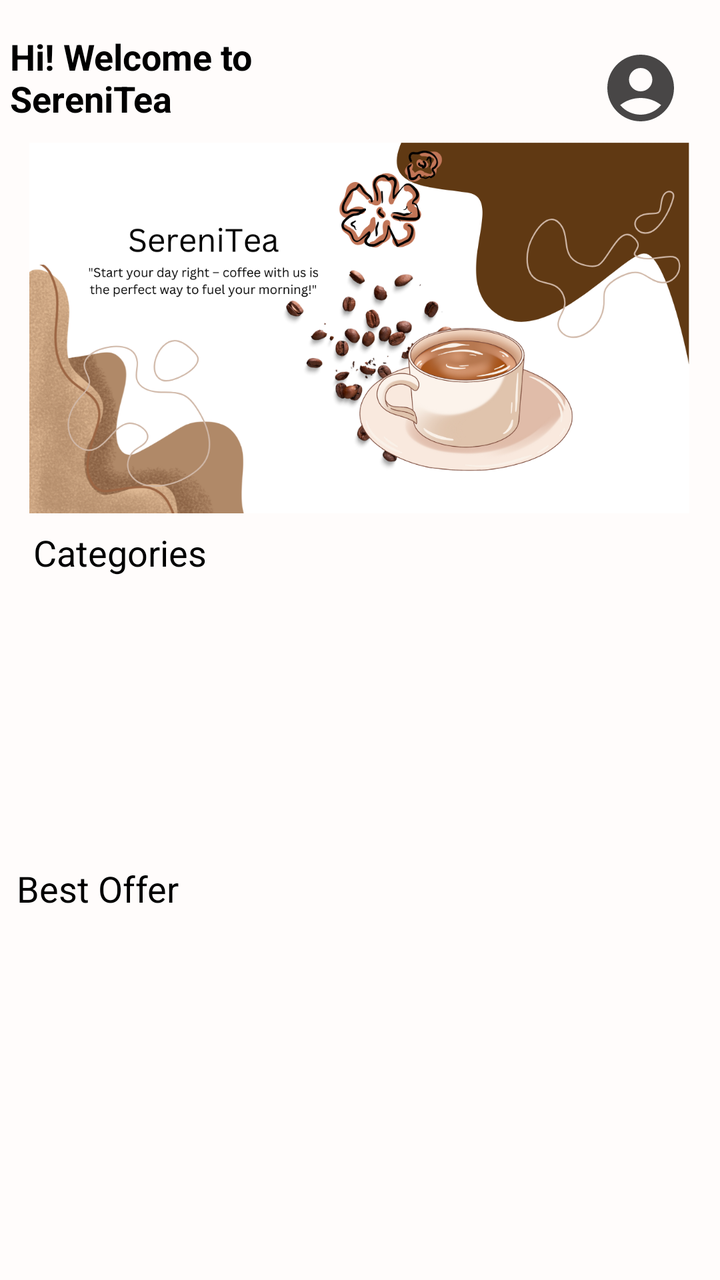
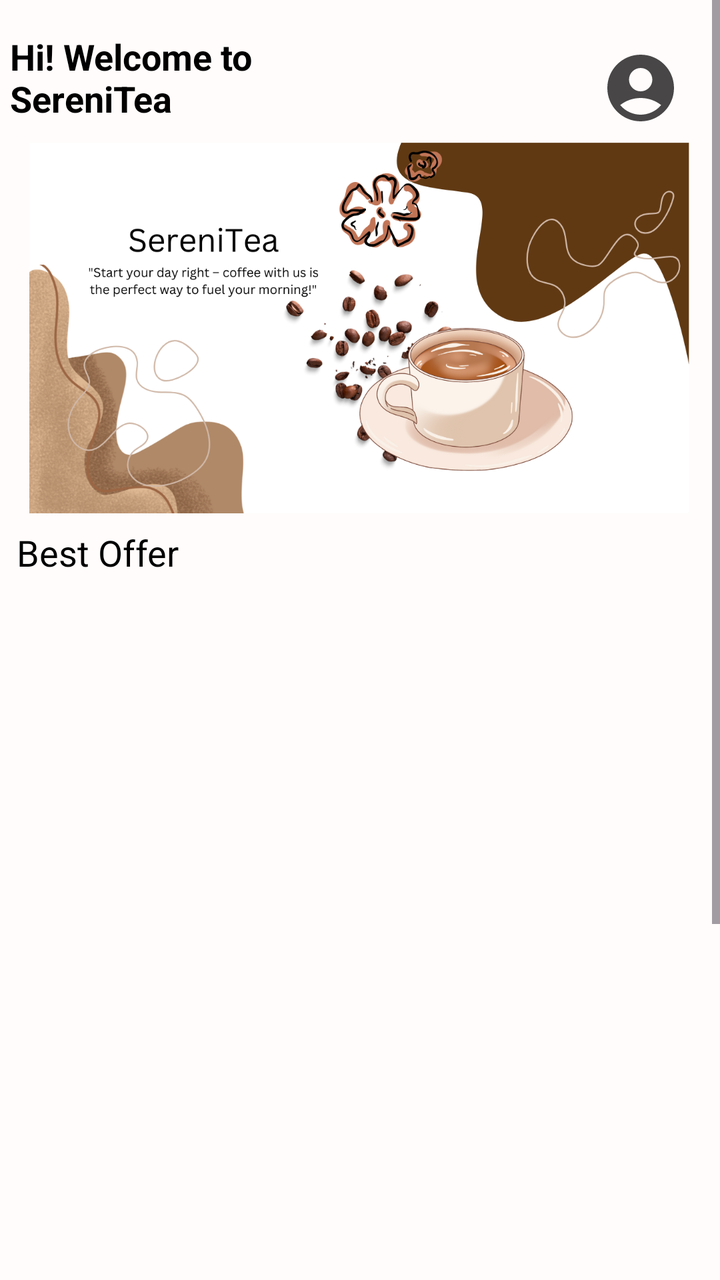

Before-and-after screenshots of an Android layout around one commit, followed by the original layout XML and the change that was made.
<!-- AndroidManifest.xml: application theme Theme.Serenitea -->
<!-- res/layout/activity_home.xml -->
<?xml version="1.0" encoding="utf-8"?>
<androidx.constraintlayout.widget.ConstraintLayout
    xmlns:android="http://schemas.android.com/apk/res/android"
    xmlns:app="http://schemas.android.com/apk/res-auto"
    xmlns:tools="http://schemas.android.com/tools"
    android:id="@+id/main"
    android:layout_width="match_parent"
    android:layout_height="match_parent"
    tools:context=".ui.HomeActivity"
    android:background="@color/simplebackgroundcolor2">

    <ImageView
        android:id="@+id/imageView58"
        android:layout_width="330dp"
        android:layout_height="200dp"
        android:layout_marginTop="64dp"
        app:layout_constraintEnd_toEndOf="parent"
        app:layout_constraintHorizontal_bias="0.493"
        app:layout_constraintStart_toStartOf="parent"
        app:layout_constraintTop_toTopOf="parent"
        app:srcCompat="@drawable/serenitea" />

    <TextView
        android:id="@+id/textView12"
        android:layout_width="180dp"
        android:layout_height="50dp"
        android:layout_marginTop="16dp"
        android:layout_marginRight="160dp"
        android:text="Hi! Welcome to SereniTea"
        android:textColor="@color/black"
        android:textSize="18sp"
        android:textStyle="bold"
        app:layout_constraintEnd_toEndOf="parent"
        app:layout_constraintHorizontal_bias="0.246"
        app:layout_constraintStart_toStartOf="parent"
        app:layout_constraintTop_toTopOf="parent" />

    <TextView
        android:id="@+id/useraccount"
        android:layout_width="40dp"
        android:layout_height="40dp"
        android:layout_marginTop="24dp"

        android:background="@drawable/baseline_account_circle_24"
        app:layout_constraintEnd_toEndOf="parent"
        app:layout_constraintHorizontal_bias="0.855"
        app:layout_constraintStart_toEndOf="@+id/textView12"
        app:layout_constraintTop_toTopOf="parent" />

    <TextView
        android:id="@+id/textView81"
        android:layout_width="150dp"
        android:layout_height="30dp"
        android:text="Categories"
        android:textColor="@color/black"
        android:textSize="18sp"
        app:layout_constraintBottom_toBottomOf="parent"
        app:layout_constraintEnd_toEndOf="parent"
        app:layout_constraintHorizontal_bias="0.08"
        app:layout_constraintStart_toStartOf="parent"
        app:layout_constraintTop_toBottomOf="@+id/imageView58"
        app:layout_constraintVertical_bias="0.0" />

    <TextView
        android:id="@+id/textView37"
        android:layout_width="150dp"
        android:layout_height="30dp"
        android:layout_marginTop="12dp"
        android:layout_marginRight="190dp"
        android:text="Best Offer"
        android:textColor="@color/black"
        android:textSize="18sp"
        app:layout_constraintEnd_toEndOf="parent"
        app:layout_constraintHorizontal_bias="0.415"
        app:layout_constraintStart_toStartOf="parent"
        app:layout_constraintTop_toBottomOf="@+id/recyclerView_category" />

    <Button
        android:id="@+id/cafemocha"
        android:layout_width="480dp"
        android:layout_height="70dp"
        android:layout_marginBottom="-5dp"
        android:backgroundTint="@color/brown"
        app:layout_constraintBottom_toBottomOf="@+id/mycart"
        app:layout_constraintEnd_toEndOf="parent"
        app:layout_constraintHorizontal_bias="0.51"
        app:layout_constraintStart_toStartOf="parent"
        app:layout_constraintTop_toTopOf="@+id/mycart"
        app:layout_constraintVertical_bias="0.666"
        tools:ignore="SpeakableTextPresentCheck"
        android:clickable="false"/>

    <ImageView
        android:id="@+id/imageView11"
        android:layout_width="50dp"
        android:layout_height="50dp"
        android:layout_marginTop="832dp"
        android:layout_marginRight="290dp"
        app:layout_constraintEnd_toEndOf="parent"
        app:layout_constraintHorizontal_bias="0.135"
        app:layout_constraintStart_toStartOf="parent"
        app:layout_constraintTop_toTopOf="parent"
        app:srcCompat="@drawable/house_icon_png_white_32" />

    <ImageView
        android:id="@+id/mycart"
        android:layout_width="50dp"
        android:layout_height="50dp"
        android:layout_marginTop="832dp"
        app:layout_constraintEnd_toStartOf="@+id/pay"
        app:layout_constraintHorizontal_bias="0.48"
        app:layout_constraintStart_toEndOf="@+id/imageView11"
        app:layout_constraintTop_toTopOf="parent"
        app:srcCompat="@drawable/free_shopping_cart_icon_1985_thumb" />

    <ImageView
        android:id="@+id/pay"
        android:layout_width="50dp"
        android:layout_height="50dp"
        android:layout_marginLeft="90dp"
        android:layout_marginTop="832dp"
        app:layout_constraintEnd_toEndOf="parent"
        app:layout_constraintHorizontal_bias="0.85"
        app:layout_constraintStart_toStartOf="parent"
        app:layout_constraintTop_toTopOf="parent"
        app:srcCompat="@drawable/_55718" />

    <androidx.recyclerview.widget.RecyclerView
        android:id="@+id/recyclerView_category"
        android:layout_width="372dp"
        android:layout_height="118dp"
        android:layout_marginTop="8dp"
        app:layout_constraintEnd_toEndOf="parent"
        app:layout_constraintHorizontal_bias="0.41"
        app:layout_constraintStart_toStartOf="parent"
        app:layout_constraintTop_toBottomOf="@+id/textView81" />

    <androidx.recyclerview.widget.RecyclerView
        android:id="@+id/recyclerView_bestOffer"
        android:layout_width="370dp"
        android:layout_height="369dp"
        android:layout_marginTop="4dp"
        app:layout_constraintEnd_toEndOf="parent"
        app:layout_constraintHorizontal_bias="0.39"
        app:layout_constraintStart_toStartOf="parent"
        app:layout_constraintTop_toBottomOf="@+id/textView37" />

</androidx.constraintlayout.widget.ConstraintLayout>
<!-- resources referenced by this layout -->
<resources>
  <color name="black">#000000</color>
  <color name="brown">#91675B</color>
  <color name="simplebackgroundcolor2">#FFFCFB</color>
  <!-- drawable _55718: png bitmap (drawable, 13810 bytes) -->
  <!-- drawable baseline_account_circle_24 (drawable) -->
  <vector xmlns:android="http://schemas.android.com/apk/res/android" android:height="24dp" android:tint="#484646" android:viewportHeight="24" android:viewportWidth="24" android:width="24dp">
        
      <path android:fillColor="@android:color/white" android:pathData="M12,2C6.48,2 2,6.48 2,12s4.48,10 10,10s10,-4.48 10,-10S17.52,2 12,2zM12,6c1.93,0 3.5,1.57 3.5,3.5S13.93,13 12,13s-3.5,-1.57 -3.5,-3.5S10.07,6 12,6zM12,20c-2.03,0 -4.43,-0.82 -6.14,-2.88C7.55,15.8 9.68,15 12,15s4.45,0.8 6.14,2.12C16.43,19.18 14.03,20 12,20z"/>
      
  </vector>
  <!-- drawable free_shopping_cart_icon_1985_thumb: png bitmap (drawable, 17702 bytes) -->
  <!-- drawable house_icon_png_white_32: png bitmap (drawable, 10564 bytes) -->
  <!-- drawable serenitea: png bitmap (drawable, 374307 bytes) -->
  <style name="Theme.Serenitea" parent="Base.Theme.Serenitea" />
  <style name="Base.Theme.Serenitea" parent="Theme.Material3.DayNight.NoActionBar">
          
          
      </style>
</resources>

<!-- the commit's change to res/layout/activity_home.xml (unified diff, before → after) -->
@@ -9,140 +9,130 @@
     tools:context=".ui.HomeActivity"
     android:background="@color/simplebackgroundcolor2">
 
-    <ImageView
-        android:id="@+id/imageView58"
-        android:layout_width="330dp"
-        android:layout_height="200dp"
-        android:layout_marginTop="64dp"
+    <ScrollView
+        android:layout_width="match_parent"
+        android:layout_height="match_parent"
+        app:layout_constraintTop_toTopOf="parent"
+        app:layout_constraintBottom_toBottomOf="parent"
+        app:layout_constraintStart_toStartOf="parent"
         app:layout_constraintEnd_toEndOf="parent"
-        app:layout_constraintHorizontal_bias="0.493"
-        app:layout_constraintStart_toStartOf="parent"
-        app:layout_constraintTop_toTopOf="parent"
-        app:srcCompat="@drawable/serenitea" />
+        >
 
-    <TextView
-        android:id="@+id/textView12"
-        android:layout_width="180dp"
-        android:layout_height="50dp"
-        android:layout_marginTop="16dp"
-        android:layout_marginRight="160dp"
-        android:text="Hi! Welcome to SereniTea"
-        android:textColor="@color/black"
-        android:textSize="18sp"
-        android:textStyle="bold"
-        app:layout_constraintEnd_toEndOf="parent"
-        app:layout_constraintHorizontal_bias="0.246"
-        app:layout_constraintStart_toStartOf="parent"
-        app:layout_constraintTop_toTopOf="parent" />
+        <androidx.constraintlayout.widget.ConstraintLayout
+            android:layout_width="match_parent"
+            android:layout_height="wrap_content">
+            <ImageView
+                android:id="@+id/imageView58"
+                android:layout_width="330dp"
+                android:layout_height="200dp"
+                android:layout_marginTop="64dp"
+                app:layout_constraintEnd_toEndOf="parent"
+                app:layout_constraintHorizontal_bias="0.493"
+                app:layout_constraintStart_toStartOf="parent"
+                app:layout_constraintTop_toTopOf="parent"
+                app:srcCompat="@drawable/serenitea" />
 
-    <TextView
-        android:id="@+id/useraccount"
-        android:layout_width="40dp"
-        android:layout_height="40dp"
-        android:layout_marginTop="24dp"
+            <TextView
+                android:id="@+id/textView12"
+                android:layout_width="180dp"
+                android:layout_height="50dp"
+                android:layout_marginTop="16dp"
+                android:layout_marginRight="160dp"
+                android:text="Hi! Welcome to SereniTea"
+                android:textColor="@color/black"
+                android:textSize="18sp"
+                android:textStyle="bold"
+                app:layout_constraintEnd_toEndOf="parent"
+                app:layout_constraintHorizontal_bias="0.246"
+                app:layout_constraintStart_toStartOf="parent"
+                app:layout_constraintTop_toTopOf="parent" />
 
-        android:background="@drawable/baseline_account_circle_24"
-        app:layout_constraintEnd_toEndOf="parent"
-        app:layout_constraintHorizontal_bias="0.855"
-        app:layout_constraintStart_toEndOf="@+id/textView12"
-        app:layout_constraintTop_toTopOf="parent" />
+            <TextView
+                android:id="@+id/useraccount"
+                android:layout_width="40dp"
+                android:layout_height="40dp"
+                android:layout_marginTop="24dp"
 
-    <TextView
-        android:id="@+id/textView81"
-        android:layout_width="150dp"
-        android:layout_height="30dp"
-        android:text="Categories"
-        android:textColor="@color/black"
-        android:textSize="18sp"
-        app:layout_constraintBottom_toBottomOf="parent"
-        app:layout_constraintEnd_toEndOf="parent"
-        app:layout_constraintHorizontal_bias="0.08"
-        app:layout_constraintStart_toStartOf="parent"
-        app:layout_constraintTop_toBottomOf="@+id/imageView58"
-        app:layout_constraintVertical_bias="0.0" />
+                android:background="@drawable/baseline_account_circle_24"
+                app:layout_constraintEnd_toEndOf="parent"
+                app:layout_constraintHorizontal_bias="0.855"
+                app:layout_constraintStart_toEndOf="@+id/textView12"
+                app:layout_constraintTop_toTopOf="parent" />
 
-    <TextView
-        android:id="@+id/textView37"
-        android:layout_width="150dp"
-        android:layout_height="30dp"
-        android:layout_marginTop="12dp"
-        android:layout_marginRight="190dp"
-        android:text="Best Offer"
-        android:textColor="@color/black"
-        android:textSize="18sp"
-        app:layout_constraintEnd_toEndOf="parent"
-        app:layout_constraintHorizontal_bias="0.415"
-        app:layout_constraintStart_toStartOf="parent"
-        app:layout_constraintTop_toBottomOf="@+id/recyclerView_category" />
+            <TextView
+                android:id="@+id/textView37"
+                android:layout_width="150dp"
+                android:layout_height="30dp"
+                android:layout_marginRight="190dp"
+                android:text="Best Offer"
+                android:textColor="@color/black"
+                android:textSize="18sp"
+                app:layout_constraintEnd_toEndOf="parent"
+                app:layout_constraintHorizontal_bias="0.415"
+                app:layout_constraintStart_toStartOf="parent"
+                app:layout_constraintTop_toBottomOf="@+id/imageView58" />
 
-    <Button
-        android:id="@+id/cafemocha"
-        android:layout_width="480dp"
-        android:layout_height="70dp"
-        android:layout_marginBottom="-5dp"
-        android:backgroundTint="@color/brown"
-        app:layout_constraintBottom_toBottomOf="@+id/mycart"
-        app:layout_constraintEnd_toEndOf="parent"
-        app:layout_constraintHorizontal_bias="0.51"
-        app:layout_constraintStart_toStartOf="parent"
-        app:layout_constraintTop_toTopOf="@+id/mycart"
-        app:layout_constraintVertical_bias="0.666"
-        tools:ignore="SpeakableTextPresentCheck"
-        android:clickable="false"/>
+            <Button
+                android:id="@+id/cafemocha"
+                android:layout_width="480dp"
+                android:layout_height="70dp"
+                android:layout_marginBottom="-5dp"
+                android:backgroundTint="@color/brown"
+                android:clickable="false"
+                app:layout_constraintBottom_toBottomOf="@+id/mycart"
+                app:layout_constraintEnd_toEndOf="parent"
+                app:layout_constraintHorizontal_bias="0.666"
+                app:layout_constraintStart_toStartOf="parent"
+                app:layout_constraintTop_toTopOf="@+id/mycart"
+                app:layout_constraintVertical_bias="1.0"
+                tools:ignore="SpeakableTextPresentCheck" />
 
-    <ImageView
-        android:id="@+id/imageView11"
-        android:layout_width="50dp"
-        android:layout_height="50dp"
-        android:layout_marginTop="832dp"
-        android:layout_marginRight="290dp"
-        app:layout_constraintEnd_toEndOf="parent"
-        app:layout_constraintHorizontal_bias="0.135"
-        app:layout_constraintStart_toStartOf="parent"
-        app:layout_constraintTop_toTopOf="parent"
-        app:srcCompat="@drawable/house_icon_png_white_32" />
+            <ImageView
+                android:id="@+id/imageView11"
+                android:layout_width="50dp"
+                android:layout_height="50dp"
+                android:layout_marginTop="832dp"
+                android:layout_marginRight="290dp"
+                app:layout_constraintEnd_toEndOf="parent"
+                app:layout_constraintHorizontal_bias="0.135"
+                app:layout_constraintStart_toStartOf="parent"
+                app:layout_constraintTop_toTopOf="parent"
+                app:srcCompat="@drawable/house_icon_png_white_32" />
 
-    <ImageView
-        android:id="@+id/mycart"
-        android:layout_width="50dp"
-        android:layout_height="50dp"
-        android:layout_marginTop="832dp"
-        app:layout_constraintEnd_toStartOf="@+id/pay"
-        app:layout_constraintHorizontal_bias="0.48"
-        app:layout_constraintStart_toEndOf="@+id/imageView11"
-        app:layout_constraintTop_toTopOf="parent"
-        app:srcCompat="@drawable/free_shopping_cart_icon_1985_thumb" />
+            <ImageView
+                android:id="@+id/mycart"
+                android:layout_width="50dp"
+                android:layout_height="50dp"
+                android:layout_marginTop="832dp"
+                app:layout_constraintEnd_toStartOf="@+id/pay"
+                app:layout_constraintHorizontal_bias="0.48"
+                app:layout_constraintStart_toEndOf="@+id/imageView11"
+                app:layout_constraintTop_toTopOf="parent"
+                app:srcCompat="@drawable/free_shopping_cart_icon_1985_thumb" />
 
-    <ImageView
-        android:id="@+id/pay"
-        android:layout_width="50dp"
-        android:layout_height="50dp"
-        android:layout_marginLeft="90dp"
-        android:layout_marginTop="832dp"
-        app:layout_constraintEnd_toEndOf="parent"
-        app:layout_constraintHorizontal_bias="0.85"
-        app:layout_constraintStart_toStartOf="parent"
-        app:layout_constraintTop_toTopOf="parent"
-        app:srcCompat="@drawable/_55718" />
+            <ImageView
+                android:id="@+id/pay"
+                android:layout_width="50dp"
+                android:layout_height="50dp"
+                android:layout_marginLeft="90dp"
+                android:layout_marginTop="832dp"
+                app:layout_constraintEnd_toEndOf="parent"
+                app:layout_constraintHorizontal_bias="0.85"
+                app:layout_constraintStart_toStartOf="parent"
+                app:layout_constraintTop_toTopOf="parent"
+                app:srcCompat="@drawable/_55718" />
 
-    <androidx.recyclerview.widget.RecyclerView
-        android:id="@+id/recyclerView_category"
-        android:layout_width="372dp"
-        android:layout_height="118dp"
-        android:layout_marginTop="8dp"
-        app:layout_constraintEnd_toEndOf="parent"
-        app:layout_constraintHorizontal_bias="0.41"
-        app:layout_constraintStart_toStartOf="parent"
-        app:layout_constraintTop_toBottomOf="@+id/textView81" />
+            <androidx.recyclerview.widget.RecyclerView
+                android:id="@+id/recyclerView_bestOffer"
+                android:layout_width="370dp"
+                android:layout_height="369dp"
+                android:layout_marginTop="4dp"
+                app:layout_constraintEnd_toEndOf="parent"
+                app:layout_constraintHorizontal_bias="0.39"
+                app:layout_constraintStart_toStartOf="parent"
+                app:layout_constraintTop_toBottomOf="@+id/textView37" />
 
-    <androidx.recyclerview.widget.RecyclerView
-        android:id="@+id/recyclerView_bestOffer"
-        android:layout_width="370dp"
-        android:layout_height="369dp"
-        android:layout_marginTop="4dp"
-        app:layout_constraintEnd_toEndOf="parent"
-        app:layout_constraintHorizontal_bias="0.39"
-        app:layout_constraintStart_toStartOf="parent"
-        app:layout_constraintTop_toBottomOf="@+id/textView37" />
+        </androidx.constraintlayout.widget.ConstraintLayout>
+    </ScrollView>
 
 </androidx.constraintlayout.widget.ConstraintLayout>
